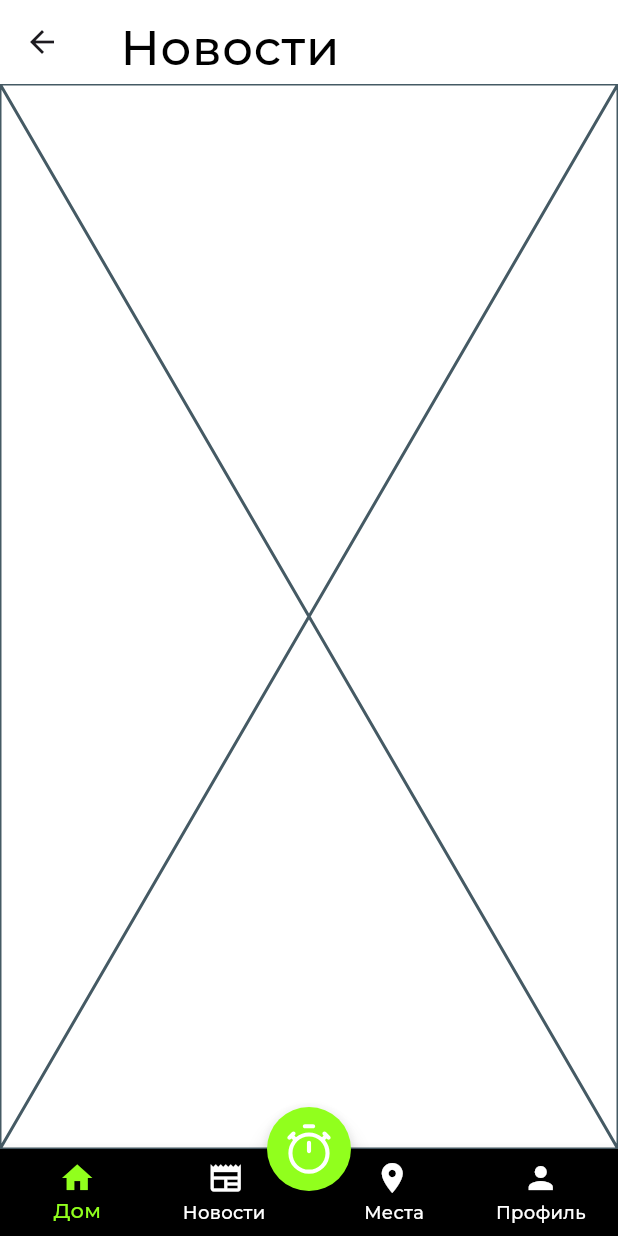
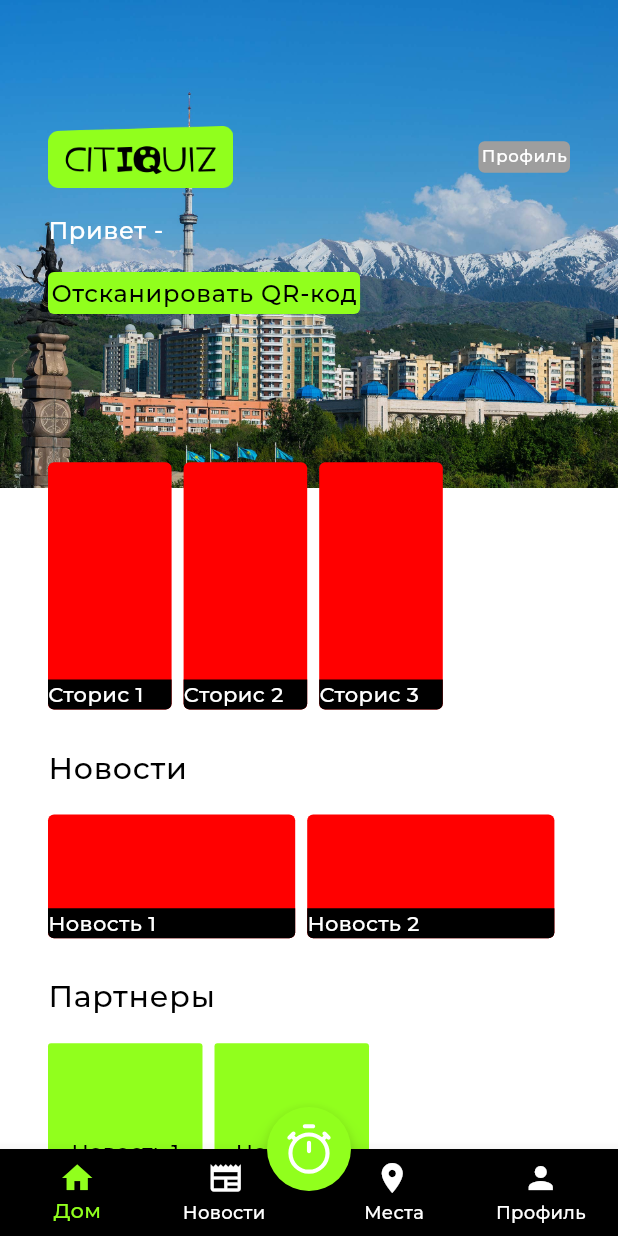
Before and after one commit to rolanos/citiquiz, a Flutter app: the HomeScreen screen opened directly, on a phone screen of 412 x 824 dp. Run offline on Flutter 3.47's test engine with Material 3 defaults, Android fonts, the phone set to English and light mode, and no system bars; our stand-ins replace auto_size_text, bloc, firebase_auth, firebase_core, flutter_bloc, flutter_svg and 2 more; accounts and stored records are empty; project files that could hold a hidden picture were left out.

Commit message:
main page

```diff
--- a/lib/features/home_screen.dart
+++ b/lib/features/home_screen.dart
@@ -1,4 +1,5 @@
 import 'package:citiquiz/features/core/colors.dart';
+import 'package:citiquiz/features/main/main_screen.dart';
 import 'package:citiquiz/features/support/support_screen.dart';
 import 'package:flutter/material.dart';
 import 'package:flutter_svg/flutter_svg.dart';
@@ -18,11 +19,11 @@ class HomeScreen extends StatefulWidget {
 getAppbarTitle(int index) {
   switch (index) {
     case 0:
+      return null;
+    case 1:
       return "Новости";
-    case 1:
+    case 2:
       return "Места";
-    case 2:
-      return "О нас";
     case 3:
       return "Профиль";
     default:
@@ -35,7 +36,7 @@ class _HomeScreenState extends State<HomeScreen> {
   bool isGameSelected = false;
 
   List<Widget> pages = [
-    const Placeholder(),
+    const MainScreen(),
     NewsScreen(),
     const PlacesScreen(),
     const ProfilScreen(),
@@ -43,7 +44,9 @@ class _HomeScreenState extends State<HomeScreen> {
   @override
   Widget build(BuildContext context) {
     return Scaffold(
-      appBar: AppBar(
+      appBar: getAppbarTitle(navIndex) == null
+          ? null
+          : AppBar(
               backgroundColor: Colors.white,
               title: Padding(
                 padding: const EdgeInsets.only(left: 8.0, top: 8.0),
--- a/lib/features/main/main_screen.dart
+++ b/lib/features/main/main_screen.dart
@@ -0,0 +1,201 @@
+import 'dart:ui';
+
+import 'package:citiquiz/features/core/colors.dart';
+import 'package:citiquiz/features/main/widgets/partner_widget.dart';
+import 'package:citiquiz/features/main/widgets/story_widget.dart';
+import 'package:flutter/material.dart';
+import 'package:shared_preferences/shared_preferences.dart';
+
+import 'widgets/news_widget.dart';
+
+class MainScreen extends StatelessWidget {
+  const MainScreen({super.key});
+
+  @override
+  Widget build(BuildContext context) {
+    Size size = MediaQuery.of(context).size;
+    TextTheme textTheme = Theme.of(context).textTheme;
+    return SingleChildScrollView(
+      child: Container(
+        padding: EdgeInsets.symmetric(horizontal: 32, vertical: 84),
+        width: size.width,
+        decoration: BoxDecoration(
+          image: DecorationImage(
+            alignment: Alignment.topCenter,
+            image: AssetImage(
+              "asset/images/almaty.jpg",
+            ),
+          ),
+        ),
+        child: FutureBuilder(
+            future: SharedPreferences.getInstance(),
+            builder: (context, snapshot) {
+              if (snapshot.data == null) {
+                return Center(
+                  child: CircularProgressIndicator(),
+                );
+              }
+              String? nick = snapshot.data!.getString('nick');
+              return Column(
+                crossAxisAlignment: CrossAxisAlignment.start,
+                children: [
+                  Row(
+                    children: [
+                      Image.asset(
+                        "asset/images/citiquiz.png",
+                        width: size.width * 0.3,
+                      ),
+                      Spacer(),
+                      Container(
+                        padding: EdgeInsets.all(2.0),
+                        decoration: BoxDecoration(
+                          color: Colors.grey,
+                          borderRadius: BorderRadius.circular(4.0),
+                        ),
+                        child: Text(
+                          "Профиль",
+                          style: textTheme.bodyLarge!.copyWith(fontSize: 11),
+                        ),
+                      ),
+                    ],
+                  ),
+                  SizedBox(
+                    height: 16.0,
+                  ),
+                  Text(
+                    "Привет ${nick ?? "-"}",
+                    style: textTheme.bodyLarge,
+                  ),
+                  SizedBox(
+                    height: 16.0,
+                  ),
+                  Container(
+                    padding: EdgeInsets.all(2.0),
+                    decoration: BoxDecoration(
+                      color: ColorsUI.lime,
+                      borderRadius: BorderRadius.circular(4.0),
+                    ),
+                    child: Text(
+                      "Отсканировать QR-код",
+                      style:
+                          textTheme.bodyLarge!.copyWith(color: ColorsUI.black),
+                    ),
+                  ),
+                  SizedBox(
+                    height: size.height * 0.12,
+                  ),
+                  SizedBox(
+                    height: size.height * 0.2,
+                    child: ListView(
+                      scrollDirection: Axis.horizontal,
+                      shrinkWrap: true,
+                      children: [
+                        StoryWidget(text: "Сторис 1"),
+                        SizedBox(
+                          width: 8.0,
+                        ),
+                        StoryWidget(text: "Сторис 2"),
+                        SizedBox(
+                          width: 8.0,
+                        ),
+                        StoryWidget(text: "Сторис 3"),
+                      ],
+                    ),
+                  ),
+                  SizedBox(
+                    height: 24.0,
+                  ),
+                  Text(
+                    "Новости",
+                    style: Theme.of(context).textTheme.bodyLarge!.copyWith(
+                          color: ColorsUI.black,
+                          fontSize: 20,
+                        ),
+                  ),
+                  SizedBox(
+                    height: 16.0,
+                  ),
+                  SizedBox(
+                    height: size.height * 0.1,
+                    child: ListView(
+                      scrollDirection: Axis.horizontal,
+                      shrinkWrap: true,
+                      children: [
+                        NewsWidget(text: "Новость 1"),
+                        SizedBox(
+                          width: 8.0,
+                        ),
+                        NewsWidget(text: "Новость 2"),
+                        SizedBox(
+                          width: 8.0,
+                        ),
+                      ],
+                    ),
+                  ),
+                  SizedBox(
+                    height: 24.0,
+                  ),
+                  Text(
+                    "Партнеры",
+                    style: Theme.of(context).textTheme.bodyLarge!.copyWith(
+                          color: ColorsUI.black,
+                          fontSize: 20,
+                        ),
+                  ),
+                  SizedBox(
+                    height: 16.0,
+                  ),
+                  SizedBox(
+                    height: size.width * 0.2,
+                    child: ListView(
+                      scrollDirection: Axis.horizontal,
+                      shrinkWrap: true,
+                      children: [
+                        PartnerWidget(text: "Новость 1"),
+                        SizedBox(
+                          width: 8.0,
+                        ),
+                        PartnerWidget(text: "Новость 2"),
+                        SizedBox(
+                          width: 8.0,
+                        ),
+                      ],
+                    ),
+                  ),
+                  SizedBox(
+                    height: 24.0,
+                  ),
+                  Text(
+                    "Достопримечательности",
+                    style: Theme.of(context).textTheme.bodyLarge!.copyWith(
+                          color: ColorsUI.black,
+                          fontSize: 20,
+                        ),
+                  ),
+                  SizedBox(
+                    height: 16.0,
+                  ),
+                  SizedBox(
+                    height: size.width * 0.2,
+                    child: ListView(
+                      scrollDirection: Axis.horizontal,
+                      shrinkWrap: true,
+                      children: [
+                        NewsWidget(text: "Место 1"),
+                        SizedBox(
+                          width: 8.0,
+                        ),
+                        NewsWidget(text: "Место 2"),
+                        SizedBox(
+                          width: 8.0,
+                        ),
+                      ],
+                    ),
+                  ),
+                ],
+              );
+            }),
+      ),
+    );
+  }
+}
--- /dev/null
+++ b/lib/features/main/widgets/news_widget.dart
@@ -0,0 +1,37 @@
+import 'package:citiquiz/features/core/colors.dart';
+import 'package:flutter/material.dart';
+
+class NewsWidget extends StatelessWidget {
+  final String text;
+
+  const NewsWidget({super.key, required this.text});
+
+  @override
+  Widget build(BuildContext context) {
+    Size size = MediaQuery.of(context).size;
+    return Container(
+      height: size.height * 0.1,
+      width: size.width * 0.4,
+      decoration: BoxDecoration(
+        color: ColorsUI.red,
+        borderRadius: BorderRadius.circular(4.0),
+      ),
+      child: Column(
+        mainAxisAlignment: MainAxisAlignment.end,
+        children: [
+          Container(
+            width: size.width * 0.4,
+            decoration: BoxDecoration(
+              color: Colors.black,
+              borderRadius: BorderRadius.vertical(bottom: Radius.circular(4.0)),
+            ),
+            child: Text(
+              text,
+              style: Theme.of(context).textTheme.bodyMedium,
+            ),
+          )
+        ],
+      ),
+    );
+  }
+}
--- /dev/null
+++ b/lib/features/main/widgets/partner_widget.dart
@@ -0,0 +1,33 @@
+import 'package:citiquiz/features/core/colors.dart';
+import 'package:flutter/material.dart';
+
+class PartnerWidget extends StatelessWidget {
+  final String text;
+
+  const PartnerWidget({super.key, required this.text});
+
+  @override
+  Widget build(BuildContext context) {
+    Size size = MediaQuery.of(context).size;
+    return Container(
+      height: size.width * 0.25,
+      width: size.width * 0.25,
+      decoration: BoxDecoration(
+        color: ColorsUI.lime,
+        borderRadius: BorderRadius.circular(2.0),
+      ),
+      child: Column(
+        mainAxisAlignment: MainAxisAlignment.end,
+        children: [
+          Text(
+            text,
+            style: Theme.of(context)
+                .textTheme
+                .bodyMedium!
+                .copyWith(color: ColorsUI.black),
+          )
+        ],
+      ),
+    );
+  }
+}
--- /dev/null
+++ b/lib/features/main/widgets/story_widget.dart
@@ -0,0 +1,37 @@
+import 'package:citiquiz/features/core/colors.dart';
+import 'package:flutter/material.dart';
+
+class StoryWidget extends StatelessWidget {
+  final String text;
+
+  const StoryWidget({super.key, required this.text});
+
+  @override
+  Widget build(BuildContext context) {
+    Size size = MediaQuery.of(context).size;
+    return Container(
+      height: size.height * 0.2,
+      width: size.width * 0.2,
+      decoration: BoxDecoration(
+        color: ColorsUI.red,
+        borderRadius: BorderRadius.circular(4.0),
+      ),
+      child: Column(
+        mainAxisAlignment: MainAxisAlignment.end,
+        children: [
+          Container(
+            width: size.width * 0.2,
+            decoration: BoxDecoration(
+              color: Colors.black,
+              borderRadius: BorderRadius.vertical(bottom: Radius.circular(4.0)),
+            ),
+            child: Text(
+              text,
+              style: Theme.of(context).textTheme.bodyMedium,
+            ),
+          )
+        ],
+      ),
+    );
+  }
+}
```
Lines whose indentation alone changed are shown as unchanged.
